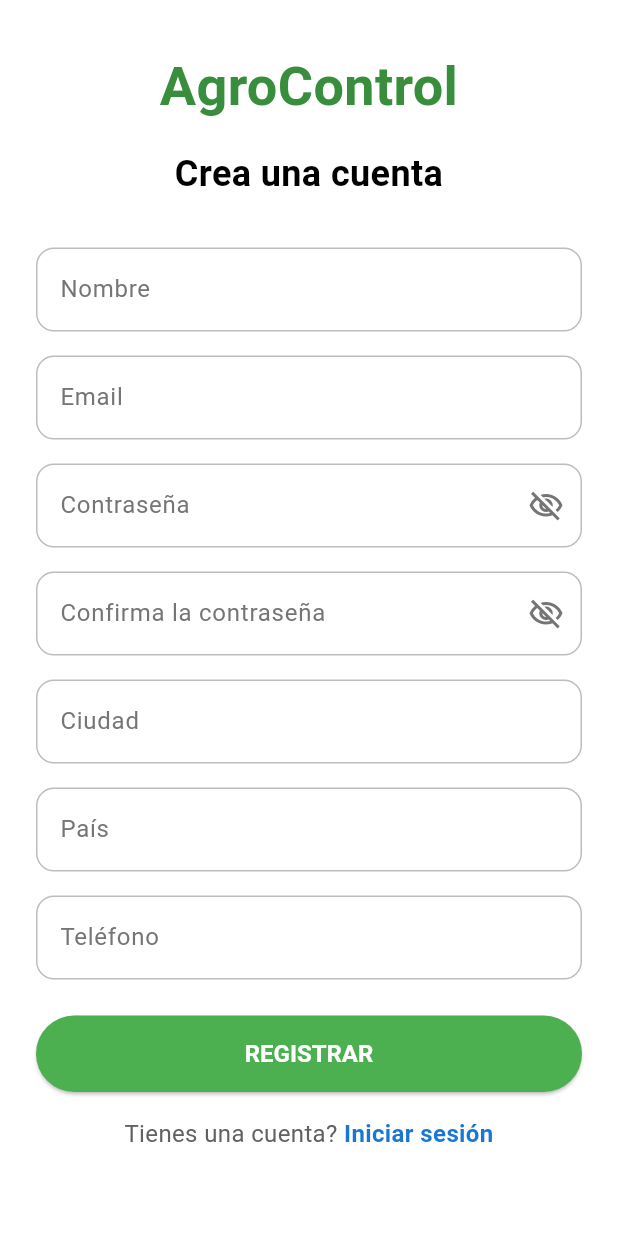
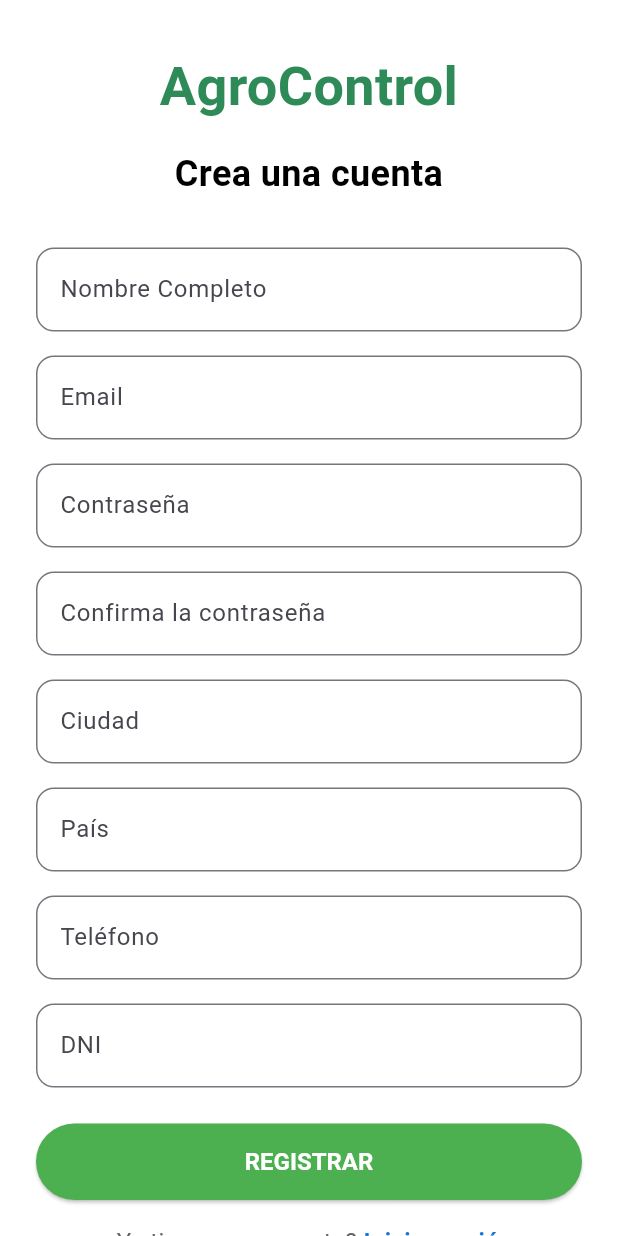
Before and after one commit to CourseIoT/agrocontrol_app, a Flutter app: the RegisterScreen screen opened by its route, on a phone screen of 412 x 824 dp. Run offline on Flutter 3.47's test engine with Material 3 defaults, Android fonts, the phone set to English and light mode, and no system bars; our stand-ins replace shared_preferences; accounts and stored records are empty.

Commit message:
feat: Enhance authentication screens with form validation and loading states; add user session management

```diff
--- a/lib/presentation/screen/register_screen.dart
+++ b/lib/presentation/screen/register_screen.dart
@@ -1,5 +1,7 @@
+import 'package:agrocontrol_app/services/api_service.dart';
 import 'package:flutter/gestures.dart';
 import 'package:flutter/material.dart';
+import 'package:flutter/services.dart';
 
 class RegisterScreen extends StatefulWidget {
   const RegisterScreen({super.key});
@@ -8,26 +10,66 @@ class RegisterScreen extends StatefulWidget {
   State<RegisterScreen> createState() => _RegisterScreenState();
 }
 
-enum UserType { producer, distributor }
+class _RegisterScreenState extends State<RegisterScreen> {
+  final _formKey = GlobalKey<FormState>();
+  final _apiService = ApiService();
 
-class _RegisterScreenState extends State<RegisterScreen> {
-  bool _isPasswordObscured = true;
-  bool _isConfirmPasswordObscured = true;
+  // Controladores para cada campo
+  final _fullNameController = TextEditingController();
+  final _emailController = TextEditingController();
+  final _passwordController = TextEditingController();
+  final _confirmPasswordController = TextEditingController();
+  final _cityController = TextEditingController();
+  final _countryController = TextEditingController();
+  final _phoneController = TextEditingController();
+  final _dniController = TextEditingController();
 
-  final Color _focusGreen = Colors.green.shade700;
+  bool _isLoading = false;
 
-  final InputBorder _inputBorder = OutlineInputBorder(
-    borderRadius: BorderRadius.circular(12.0),
-    borderSide: BorderSide(color: Colors.grey.shade400, width: 1.0),
+  Future<void> _submitForm() async {
+    if (_formKey.currentState!.validate()) {
+      setState(() => _isLoading = true);
+
+      final data = {
+        'email': _emailController.text,
+        'password': _passwordController.text,
+        'fullName': _fullNameController.text,
+        'city': _cityController.text,
+        'country': _countryController.text,
+        'phone': _phoneController.text,
+        'dni': _dniController.text,
+      };
+
+      try {
+        final user = await _apiService.signUpAgriculturalProducer(data);
+
+        ScaffoldMessenger.of(context).showSnackBar(
+          SnackBar(content: Text('¡Registro exitoso para ${user.email}!')),
         );
+        Navigator.of(context).pop();
 
-  final InputBorder _focusedBorder = OutlineInputBorder(
-    borderRadius: BorderRadius.circular(12.0),
-    borderSide: BorderSide(color: Colors.green.shade700, width: 2.0),
+      } catch (e) {
+        ScaffoldMessenger.of(context).showSnackBar(
+          SnackBar(content: Text('Error: $e'), backgroundColor: Colors.red),
         );
+      } finally {
+        setState(() => _isLoading = false);
+      }
+    }
+  }
 
-  final TextStyle _labelStyle = TextStyle(color: Colors.grey.shade600);
-  final TextStyle _floatingLabelStyle = TextStyle(color: Colors.green.shade700);
+  @override
+  void dispose() {
+    _fullNameController.dispose();
+    _emailController.dispose();
+    _passwordController.dispose();
+    _confirmPasswordController.dispose();
+    _cityController.dispose();
+    _countryController.dispose();
+    _phoneController.dispose();
+    _dniController.dispose();
+    super.dispose();
+  }
 
   @override
   Widget build(BuildContext context) {
@@ -36,162 +78,97 @@ class _RegisterScreenState extends State<RegisterScreen> {
       body: SafeArea(
         child: SingleChildScrollView(
           padding: const EdgeInsets.symmetric(horizontal: 24.0, vertical: 32.0),
+          child: Form(
+            key: _formKey,
             child: Column(
               crossAxisAlignment: CrossAxisAlignment.stretch,
               children: [
-              Text(
-                "AgroControl",
-                textAlign: TextAlign.center,
-                style: TextStyle(
-                  color: _focusGreen,
-                  fontSize: 36,
-                  fontWeight: FontWeight.bold,
-                ),
-              ),
+                const Text('AgroControl', textAlign: TextAlign.center, style: TextStyle(color: Color(0xFF2E8B57), fontSize: 36, fontWeight: FontWeight.bold)),
                 const SizedBox(height: 16),
-              const Text(
-                "Crea una cuenta",
-                textAlign: TextAlign.center,
-                style: TextStyle(
-                  color: Colors.black,
-                  fontSize: 24,
-                  fontWeight: FontWeight.bold,
-                ),
-              ),
+                const Text('Crea una cuenta', textAlign: TextAlign.center, style: TextStyle(color: Colors.black, fontSize: 24, fontWeight: FontWeight.bold)),
                 const SizedBox(height: 32),
-              TextFormField(
-                cursorColor: _focusGreen,
-                decoration: InputDecoration(
-                  labelText: 'Nombre',
-                  labelStyle: _labelStyle,
-                  border: _inputBorder,
-                  enabledBorder: _inputBorder,
-                  focusedBorder: _focusedBorder,
-                  floatingLabelStyle: _floatingLabelStyle,
-                ),
-              ),
+
+                _buildTextFormField(controller: _fullNameController, labelText: 'Nombre Completo'),
                 const SizedBox(height: 16),
-              TextFormField(
-                cursorColor: _focusGreen,
+                _buildTextFormField(
+                    controller: _emailController,
+                    labelText: 'Email',
                     keyboardType: TextInputType.emailAddress,
-                decoration: InputDecoration(
-                  labelText: 'Email',
-                  labelStyle: _labelStyle,
-                  border: _inputBorder,
-                  enabledBorder: _inputBorder,
-                  focusedBorder: _focusedBorder,
-                  floatingLabelStyle: _floatingLabelStyle,
-                ),
-              ),
+                    validator: (value) {
+                      if (value == null || !value.contains('@') || !value.contains('.')) {
+                        return 'Ingresa un email válido';
+                      }
+                      return null;
+                    }),
                 const SizedBox(height: 16),
-              TextFormField(
-                cursorColor: _focusGreen,
-                obscureText: _isPasswordObscured,
-                decoration: InputDecoration(
-                  labelText: 'Contraseña',
-                  labelStyle: _labelStyle,
-                  border: _inputBorder,
-                  enabledBorder: _inputBorder,
-                  focusedBorder: _focusedBorder,
-                  floatingLabelStyle: _floatingLabelStyle,
-                  suffixIcon: IconButton(
-                    icon: Icon(
-                      _isPasswordObscured ? Icons.visibility_off_outlined : Icons.visibility_outlined,
-                      color: Colors.grey.shade600,
-                    ),
-                    onPressed: () {
-                      setState(() { _isPasswordObscured = !_isPasswordObscured; });
-                    },
-                  ),
-                ),
-              ),
+                _buildTextFormField(controller: _passwordController, labelText: 'Contraseña', obscureText: true),
                 const SizedBox(height: 16),
-              TextFormField(
-                cursorColor: _focusGreen,
-                obscureText: _isConfirmPasswordObscured,
-                decoration: InputDecoration(
+                _buildTextFormField(
+                    controller: _confirmPasswordController,
                     labelText: 'Confirma la contraseña',
-                  labelStyle: _labelStyle,
-                  border: _inputBorder,
-                  enabledBorder: _inputBorder,
-                  focusedBorder: _focusedBorder,
-                  floatingLabelStyle: _floatingLabelStyle,
-                  suffixIcon: IconButton(
-                    icon: Icon(
-                      _isConfirmPasswordObscured ? Icons.visibility_off_outlined : Icons.visibility_outlined,
-                      color: Colors.grey.shade600,
-                    ),
-                    onPressed: () {
-                      setState(() { _isConfirmPasswordObscured = !_isConfirmPasswordObscured; });
-                    },
-                  ),
-                ),
-              ),
+                    obscureText: true,
+                    validator: (value) {
+                      if (value != _passwordController.text) {
+                        return 'Las contraseñas no coinciden';
+                      }
+                      return null;
+                    }),
                 const SizedBox(height: 16),
-              TextFormField(
-                cursorColor: _focusGreen,
-                decoration: InputDecoration(
-                  labelText: 'Ciudad',
-                  labelStyle: _labelStyle,
-                  border: _inputBorder,
-                  enabledBorder: _inputBorder,
-                  focusedBorder: _focusedBorder,
-                  floatingLabelStyle: _floatingLabelStyle,
-                ),
-              ),
+                _buildTextFormField(controller: _cityController, labelText: 'Ciudad'),
                 const SizedBox(height: 16),
-              TextFormField(
-                cursorColor: _focusGreen,
-                decoration: InputDecoration(
-                  labelText: 'País',
-                  labelStyle: _labelStyle,
-                  border: _inputBorder,
-                  enabledBorder: _inputBorder,
-                  focusedBorder: _focusedBorder,
-                  floatingLabelStyle: _floatingLabelStyle,
-                ),
-              ),
+                _buildTextFormField(controller: _countryController, labelText: 'País'),
                 const SizedBox(height: 16),
-              TextFormField(
-                cursorColor: _focusGreen,
+                 _buildTextFormField(
+                    controller: _phoneController,
+                    labelText: 'Teléfono',
                     keyboardType: TextInputType.phone,
-                decoration: InputDecoration(
-                  labelText: 'Teléfono',
-                  labelStyle: _labelStyle,
-                  border: _inputBorder,
-                  enabledBorder: _inputBorder,
-                  focusedBorder: _focusedBorder,
-                  floatingLabelStyle: _floatingLabelStyle,
-                ),
-              ),
+                    inputFormatters: [FilteringTextInputFormatter.digitsOnly],
+                    validator: (value) {
+                      if (value == null || value.length < 9) {
+                        return 'El teléfono debe tener al menos 9 dígitos';
+                      }
+                      return null;
+                    }),
+                const SizedBox(height: 16),
+                _buildTextFormField(
+                    controller: _dniController,
+                    labelText: 'DNI',
+                    keyboardType: TextInputType.number,
+                    inputFormatters: [FilteringTextInputFormatter.digitsOnly],
+                    validator: (value) {
+                      if (value == null || value.length < 8) {
+                        return 'El DNI debe tener al menos 8 dígitos';
+                      }
+                      return null;
+                    }),
                 const SizedBox(height: 24),
-              ElevatedButton(
-                onPressed: () {
-                },
-                child: const Text("REGISTRAR"),
+
+                _isLoading
+                    ? const Center(child: CircularProgressIndicator())
+                    : ElevatedButton(
+                        onPressed: _submitForm,
                         style: ElevatedButton.styleFrom(
                           backgroundColor: Colors.green.shade500,
                           foregroundColor: Colors.white,
                           padding: const EdgeInsets.symmetric(vertical: 16),
                           textStyle: const TextStyle(fontSize: 16, fontWeight: FontWeight.bold),
                         ),
+                        child: const Text("REGISTRAR"),
                       ),
                 const SizedBox(height: 16),
+
                 Text.rich(
                   TextSpan(
                     style: TextStyle(color: Colors.grey.shade700, fontSize: 16),
                     children: [
-                    const TextSpan(text: "Tienes una cuenta? "),
+                      const TextSpan(text: "¿Ya tienes una cuenta? "),
                       TextSpan(
                         text: "Iniciar sesión",
                         style: TextStyle(
                           fontWeight: FontWeight.bold,
                           color: Colors.blue.shade700,
                         ),
-                      recognizer: TapGestureRecognizer()
-                        ..onTap = () {
-                          Navigator.pop(context);
-                        },
+                        recognizer: TapGestureRecognizer()..onTap = () => Navigator.pop(context),
                       ),
                     ],
                   ),
@@ -201,6 +178,28 @@ class _RegisterScreenState extends State<RegisterScreen> {
             ),
           ),
         ),
+      ),
+    );
+  }
+
+  Widget _buildTextFormField({
+    required TextEditingController controller,
+    required String labelText,
+    TextInputType? keyboardType,
+    List<TextInputFormatter>? inputFormatters,
+    String? Function(String?)? validator,
+    bool obscureText = false,
+  }) {
+    return TextFormField(
+      controller: controller,
+      keyboardType: keyboardType,
+      inputFormatters: inputFormatters,
+      validator: validator,
+      obscureText: obscureText,
+      decoration: InputDecoration(
+        labelText: labelText,
+        border: OutlineInputBorder(borderRadius: BorderRadius.circular(12.0)),
+      ),
     );
   }
 }
```
Also changed, not shown: lib/presentation/screen/home_screen.dart (+26 -6 lines), lib/presentation/screen/login_screen.dart (+78 -79 lines). Lines whose indentation alone changed are shown as unchanged.
